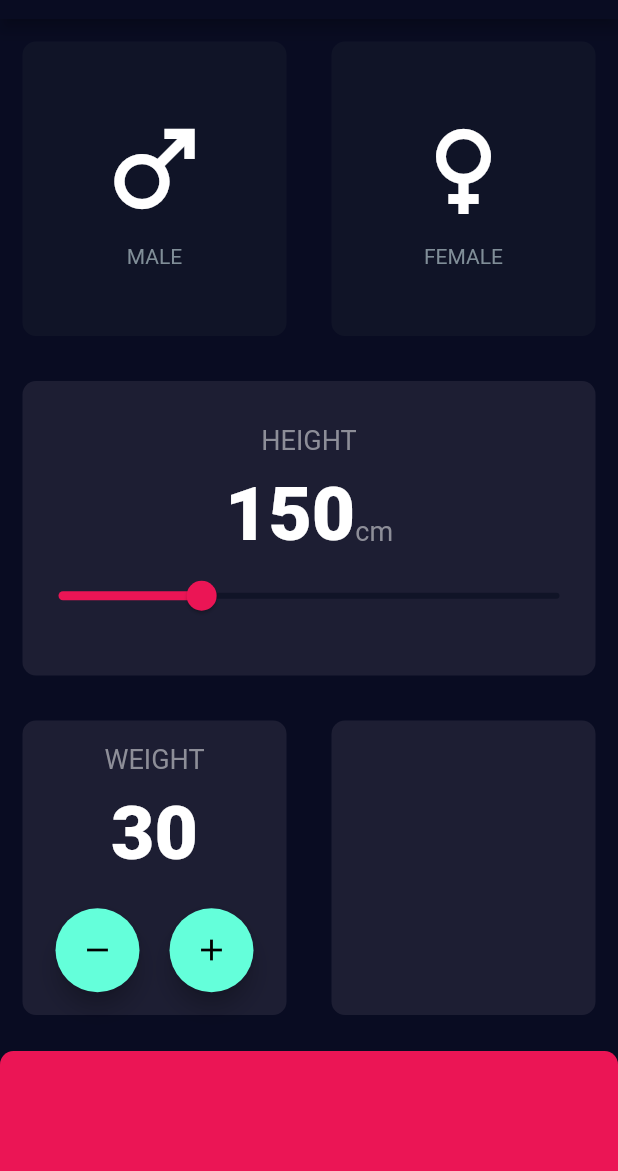
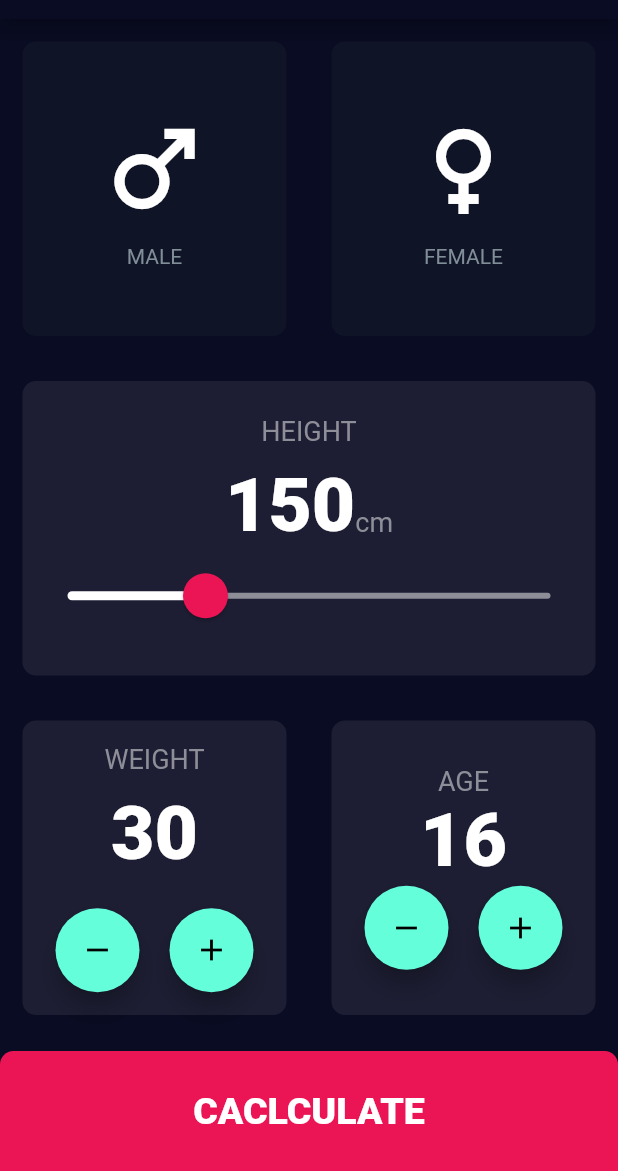
Before and after one commit to ayushh-gautam/bmi_app_, a Flutter app: the screen it shows after launch, on a phone screen of 412 x 824 dp, the part 65-1236 px from its top. Run offline on Flutter 3.47's test engine with Material 2 defaults, Android fonts, the phone set to English and light mode, and no system bars.

Commit message:
added some comments in the file

```diff
--- a/lib/bmi.dart
+++ b/lib/bmi.dart
@@ -9,9 +9,6 @@ enum Gender {
   female,
 }
 
-int height = 150;
-int weight = 30;
-
 class BmiApp extends StatefulWidget {
   const BmiApp({super.key});
 
@@ -20,7 +17,18 @@ class BmiApp extends StatefulWidget {
 }
 
 class _BmiAppState extends State<BmiApp> {
+  int height = 150;
+  int weight = 30;
+  int age = 16;
   Gender? selectedGender;
+
+  void reset() {
+    setState(() {
+      height = 0;
+      weight = 0;
+      age = 0;
+    });
+  }
 
   @override
   Widget build(BuildContext context) {
@@ -31,6 +39,7 @@ class _BmiAppState extends State<BmiApp> {
         body: Column(
           crossAxisAlignment: CrossAxisAlignment.stretch,
           children: [
+            /*----------------------GENDER SECTION------------------------*/
             Expanded(
               child: Row(
                 children: [
@@ -68,6 +77,8 @@ class _BmiAppState extends State<BmiApp> {
                 ],
               ),
             ),
+
+            /*------------------------HEIGHT SECTION-----------------------*/
             Expanded(
                 child: CustomCard(
               colour: kActiveBoxColors,
@@ -96,9 +107,17 @@ class _BmiAppState extends State<BmiApp> {
                       )
                     ],
                   ),
-                  Slider(
-                    activeColor: Color(0xFFEB1555),
-                    inactiveColor: Color(0xFF101427),
+                  SliderTheme(
+                    data: SliderThemeData(
+                        activeTrackColor: Colors.white,
+                        inactiveTrackColor: Color(0xFF8D8E98),
+                        thumbColor: Color(0xFFEB1555),
+                        thumbShape:
+                            RoundSliderThumbShape(enabledThumbRadius: 15),
+                        overlayShape:
+                            RoundSliderOverlayShape(overlayRadius: 30),
+                        overlayColor: Color(0x29EB1555)),
+                    child: Slider(
                       min: 130.0,
                       max: 200.0,
                       value: height.toDouble(),
@@ -107,10 +126,13 @@ class _BmiAppState extends State<BmiApp> {
                           height = newValue.round();
                         });
                       },
+                    ),
                   )
                 ],
               ),
             )),
+
+            /*---------------------WEIGHTT & AGE SECTIONN---------------------------*/
             Expanded(
               child: Row(
                 children: [
@@ -161,11 +183,58 @@ class _BmiAppState extends State<BmiApp> {
                       ],
                     ),
                   )),
-                  Expanded(child: CustomCard(colour: kActiveBoxColors))
+                  /* -----------------------AGE SECTION-----------------------*/
+                  Expanded(
+                      child: CustomCard(
+                    colour: kActiveBoxColors,
+                    cardChild: Column(
+                      mainAxisAlignment: MainAxisAlignment.center,
+                      children: [
+                        Text(
+                          'AGE',
+                          style: kLabelTextStyle,
+                        ),
+                        Text(
+                          age.toString(),
+                          style: kNumberTextStyle,
+                        ),
+                        Row(
+                          mainAxisAlignment: MainAxisAlignment.center,
+                          children: [
+                            FloatingActionButton(
+                              onPressed: () {
+                                setState(() {
+                                  age--;
+                                });
+                              },
+                              child: Icon(Icons.remove),
+                            ),
+                            SizedBox(
+                              width: 20,
+                            ),
+                            FloatingActionButton(
+                              onPressed: () {
+                                setState(() {
+                                  age++;
+                                });
+                              },
+                              child: Icon(Icons.add),
+                            ),
+                          ],
+                        )
+                      ],
+                    ),
+                  ))
                 ],
               ),
             ),
-            Container(
+
+            /*---------CALCULATE BUTTON-------------------*/
+            GestureDetector(
+              onTap: (() {
+                reset();
+              }),
+              child: Container(
                 margin: EdgeInsets.only(top: 9.0),
                 decoration: BoxDecoration(
                     color: kContainerColor,
@@ -174,9 +243,18 @@ class _BmiAppState extends State<BmiApp> {
                         topRight: Radius.circular(9))),
                 height: kContainerHeight,
                 width: double.infinity,
+                child: Center(
+                  child: Text(
+                    'CACLCULATE',
+                    style: TextStyle(
+                        color: Colors.white,
+                        fontSize: 25,
+                        fontWeight: FontWeight.w800),
+                  ),
+                ),
+              ),
             )
           ],
         ));
   }
 }
-//02:10
```
Lines whose indentation alone changed are shown as unchanged.
